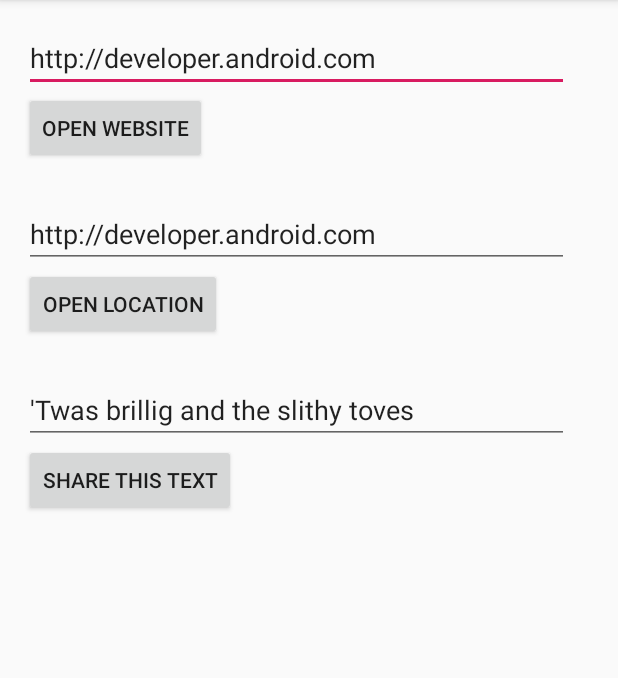
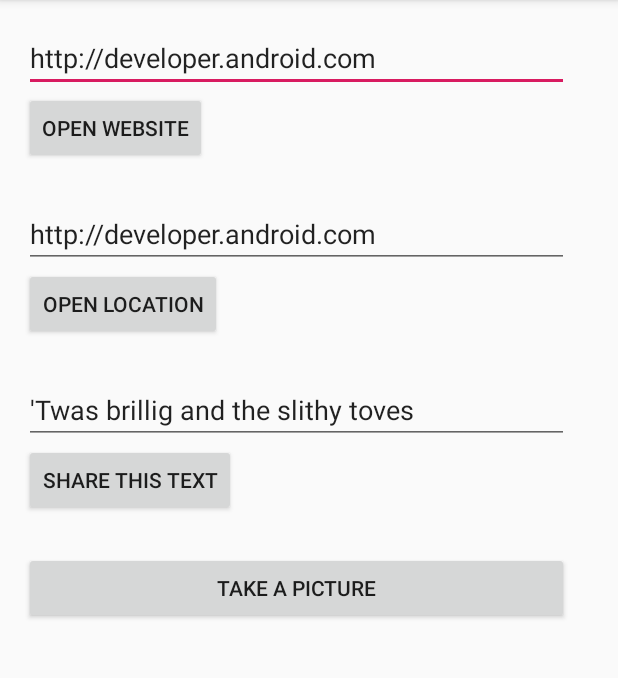
Before and after one commit to SamuelWKF/Implicit-Intents, an Android app: the screen it shows after launch (MainActivity), on a phone screen of 412 x 824 dp, the part 84-762 px from its top. Run offline under Robolectric (Android 15) with nearby library versions, the phone set to English and light mode, and no system bars.

Commit message:
Update-Camera feature added

```diff
--- a/app/src/main/AndroidManifest.xml
+++ b/app/src/main/AndroidManifest.xml
@@ -1,6 +1,10 @@
 <?xml version="1.0" encoding="utf-8"?>
 <manifest xmlns:android="http://schemas.android.com/apk/res/android"
     package="com.starmanw.implicitintents">
+
+    <uses-feature
+        android:name="android.hardware.camera"
+        android:required="true" />
 
     <application
         android:allowBackup="true"
@@ -9,6 +13,8 @@
         android:roundIcon="@mipmap/ic_launcher_round"
         android:supportsRtl="true"
         android:theme="@style/AppTheme">
+
+
         <activity android:name=".MainActivity">
             <intent-filter>
                 <action android:name="android.intent.action.MAIN" />
--- a/app/src/main/res/layout/activity_main.xml
+++ b/app/src/main/res/layout/activity_main.xml
@@ -53,4 +53,12 @@
         android:layout_marginBottom="24dp"
         android:text="@string/button_share"
         android:onClick="shareText"/>
+
+    <Button
+        android:id="@+id/btnCamera"
+        android:onClick="takePicture"
+        android:layout_width="match_parent"
+        android:layout_height="wrap_content"
+        android:text="@string/btnCamera" />
+
 </LinearLayout>
--- a/app/src/main/res/values/strings.xml
+++ b/app/src/main/res/values/strings.xml
@@ -11,4 +11,5 @@
     <string name="button_share">Share This Text</string>
 
     <string name="share_text_with">Share this text with: </string>
+    <string name="btnCamera">Take a Picture</string>
 </resources>
```
Also changed, not shown: app/src/main/java/com/starmanw/implicitintents/MainActivity.java (+12 -0 lines).
